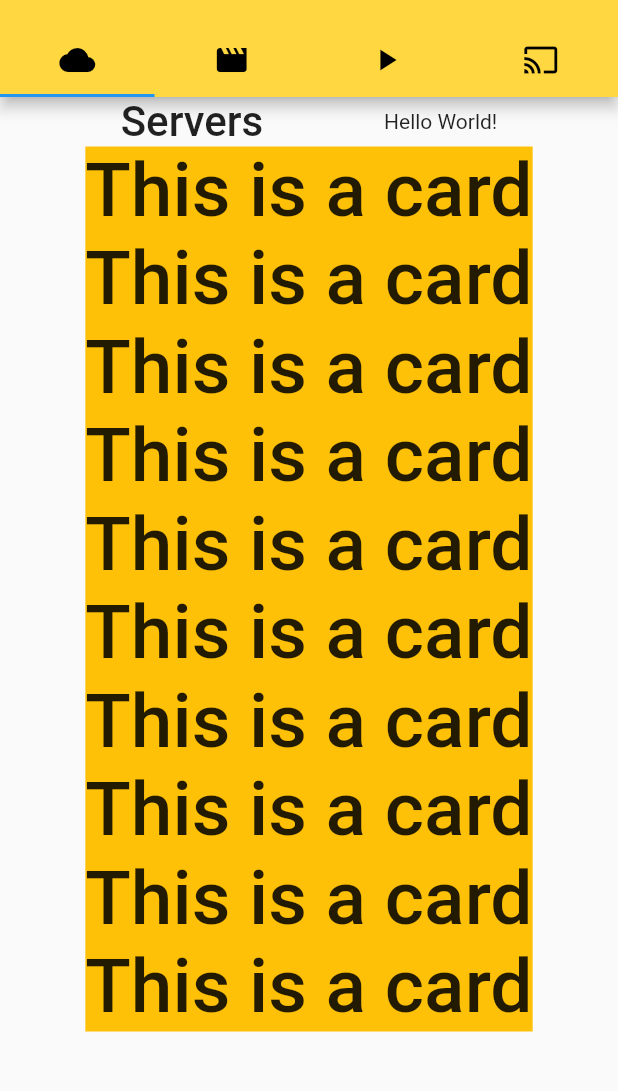
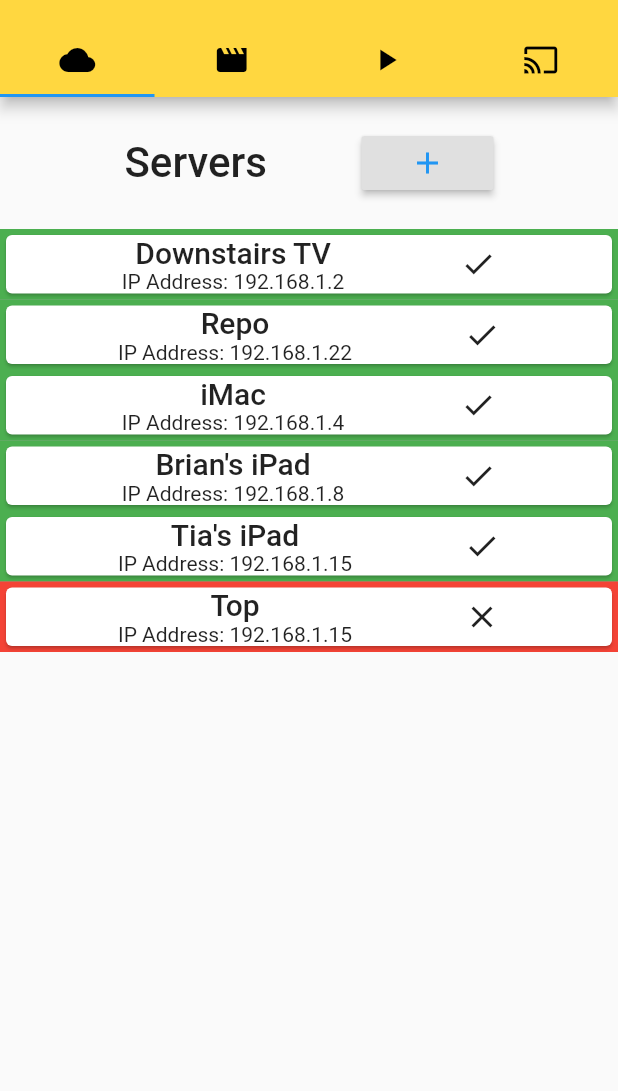
Before and after one commit to briand787b/piqlit, a Flutter app: the screen it shows after launch, on a phone screen of 412 x 824 dp, the part 59-1150 px from its top. Run offline on Flutter 3.47's test engine with Material 2 defaults, Android fonts, the phone set to English and light mode, and no system bars.

Commit message:
added working scrollable list of servers

```diff
--- a/frontend/mobile/piqlit/lib/models/server.dart
+++ b/frontend/mobile/piqlit/lib/models/server.dart
@@ -2,7 +2,16 @@ import './media.dart';
 
 class Server {
   String ipAddr;
+  String name;
   List<Media> mediaList;
+  bool hasVideo;
+  bool reachable;
 
-  Server(this.ipAddr, this.mediaList);
+  Server(
+    this.ipAddr,
+    this.name,
+    this.mediaList,
+    this.hasVideo,
+    this.reachable,
+  );
 }
--- a/frontend/mobile/piqlit/lib/widgets/servers/servers_page.dart
+++ b/frontend/mobile/piqlit/lib/widgets/servers/servers_page.dart
@@ -1,38 +1,15 @@
 import 'package:flutter/material.dart';
 
 import '../../models/server.dart';
-import '../../models/media.dart';
 
 class ServersPage extends StatelessWidget {
   final servers = [
-    Server('192.168.1.2', List<Media>()),
-    Server('192.168.1.3', [
-      Media('backdoor sluts 9', 'eric cartman', DateTime.now()),
-      Media('Jurassic Park', 'Michael Crichton', DateTime.now()),
-
-    ]),
-    Server('192.168.1.2', List<Media>()),
-    Server('192.168.1.3', [
-      Media('backdoor sluts 9', 'eric cartman', DateTime.now()),
-      Media('Jurassic Park', 'Michael Crichton', DateTime.now()),
-
-    ]),
-    Server('192.168.1.2', List<Media>()),
-    Server('192.168.1.3', [
-      Media('backdoor sluts 9', 'eric cartman', DateTime.now()),
-      Media('Jurassic Park', 'Michael Crichton', DateTime.now()),
-
-    ]),
-    Server('192.168.1.2', List<Media>()),
-    Server('192.168.1.3', [
-      Media('backdoor sluts 9', 'eric cartman', DateTime.now()),
-      Media('Jurassic Park', 'Michael Crichton', DateTime.now()),
-    ]),
-    Server('192.168.1.2', List<Media>()),
-    Server('192.168.1.3', [
-      Media('backdoor sluts 9', 'eric cartman', DateTime.now()),
-      Media('Jurassic Park', 'Michael Crichton', DateTime.now()),
-    ]),
+    Server('192.168.1.2', 'Downstairs TV', [], true, true),
+    Server('192.168.1.22', 'Repo', [], false, true),
+    Server('192.168.1.4', 'iMac', [], true, true),
+    Server('192.168.1.8', 'Brian\'s iPad', [], true, true),
+    Server('192.168.1.15', 'Tia\'s iPad', [], true, true),
+    Server('192.168.1.15', 'Top', [], true, false),
   ];
 
   void addServer() {
@@ -41,10 +18,14 @@ class ServersPage extends StatelessWidget {
 
   @override
   Widget build(BuildContext context) {
-    return Column(
-      mainAxisAlignment: MainAxisAlignment.start,
+    return SingleChildScrollView(
+      child: Column(
+        mainAxisAlignment: MainAxisAlignment.spaceEvenly,
         children: [
-        Row(
+          Container(
+            // color: Colors.grey,
+            padding: EdgeInsets.all(20),
+            child: Row(
               mainAxisAlignment: MainAxisAlignment.spaceEvenly,
               children: [
                 Text(
@@ -53,32 +34,48 @@ class ServersPage extends StatelessWidget {
                   textAlign: TextAlign.start,
                   style: TextStyle(fontWeight: FontWeight.w500),
                 ),
-            Text('Hello World!')
+                RaisedButton(
+                  child: Icon(
+                    Icons.add,
+                    color: Colors.blue,
+                  ),
+                  onPressed: () => addServer,
+                ),
               ],
             ),
+          ),
           Container(
-          decoration: BoxDecoration(color: Colors.amber),
-          child: SingleChildScrollView(
-            controller: ScrollController(),
+            decoration: BoxDecoration(color: Colors.grey),
             child: Column(
               children: servers.map((Server s) {
                 return Container(
-                  child: Text(
-                    'This is a card',
+                  color: s.reachable ? Colors.green : Colors.red,
+                  child: Card(
+                    child: Row(
+                      mainAxisAlignment: MainAxisAlignment.spaceEvenly,
+                      children: <Widget>[
+                        Column(
+                          children: <Widget>[
+                            Text(
+                              s.name,
                               style: TextStyle(
-                      fontSize: 50,
+                                fontSize: 20,
                                 fontWeight: FontWeight.w500,
+                              ),
+                            ),
+                            Text('IP Address: ${s.ipAddr}'),
+                          ],
+                        ),
+                        Icon( s.reachable ? Icons.check : Icons.clear),
+                      ],
                     ),
                   ),
                 );
               }).toList(),
             ),
           ),
+        ],
       ),
-        // ListView(
-
-        // ),
-      ],
     );
   }
 }
```
Also changed, not shown: 4 other files. Lines whose indentation alone changed are shown as unchanged.
